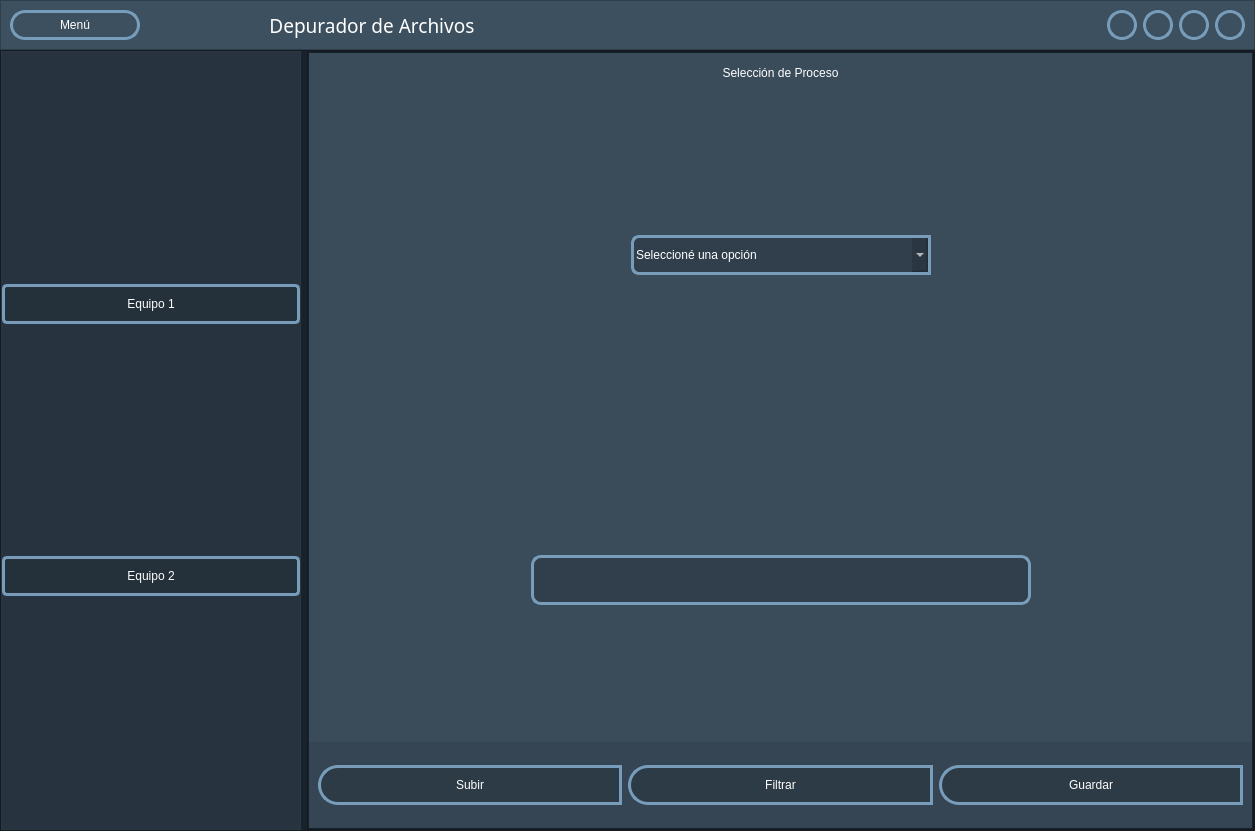
Above: PythonApplication1/interfaz2.ui from dario-1/interfaz2 before the change. Below: the same form after it.
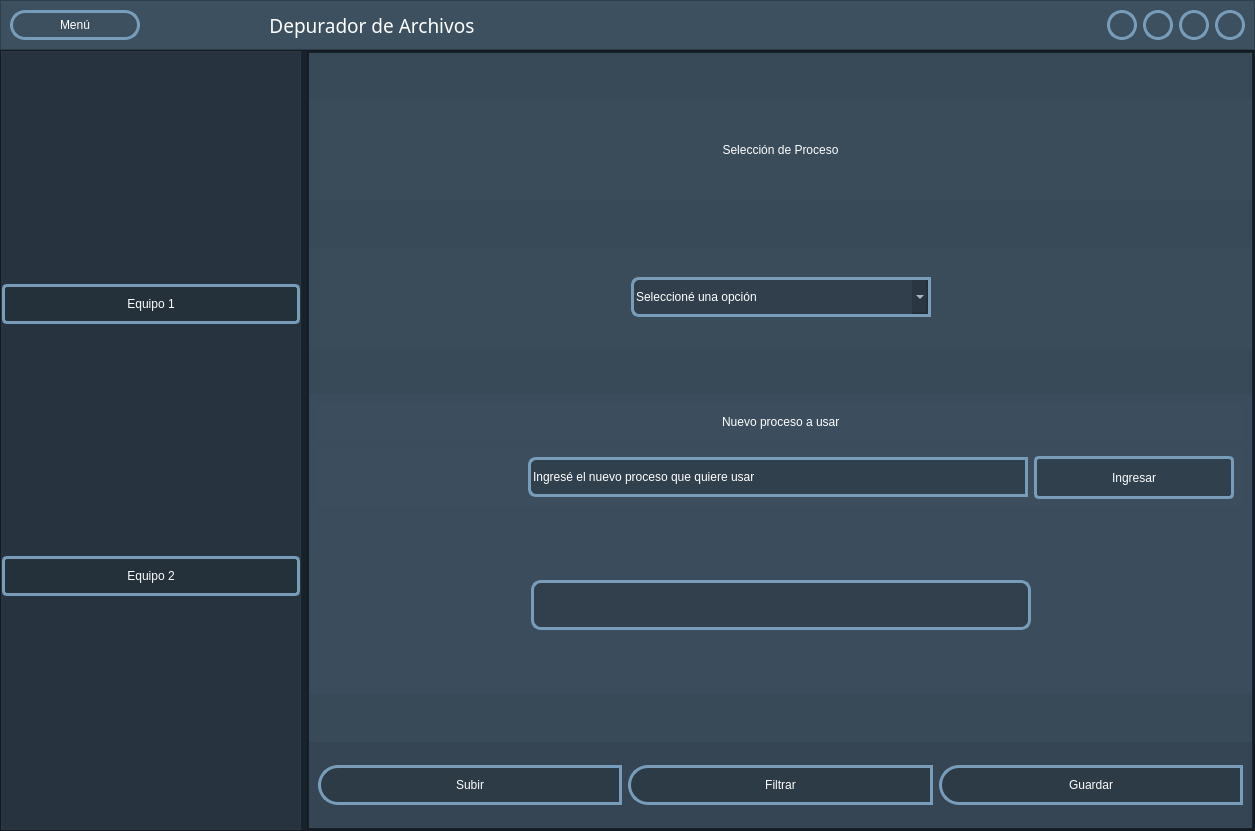
That is the form after the change. The open tabs and pages were chosen to show the change. Icons and pictures are not drawn.

```diff
--- a/PythonApplication1/interfaz2.ui
+++ b/PythonApplication1/interfaz2.ui
@@ -1396,10 +1396,16 @@
                     </property>
                     <item>
                      <widget class="QLabel" name="label_5">
+                      <property name="minimumSize">
+                       <size>
+                        <width>0</width>
+                        <height>100</height>
+                       </size>
+                      </property>
                       <property name="maximumSize">
                        <size>
                         <width>16777215</width>
-                        <height>40</height>
+                        <height>100</height>
                        </size>
                       </property>
                       <property name="styleSheet">
@@ -1416,6 +1422,18 @@
                     </item>
                     <item>
                      <widget class="QWidget" name="widget_12" native="true">
+                      <property name="minimumSize">
+                       <size>
+                        <width>0</width>
+                        <height>100</height>
+                       </size>
+                      </property>
+                      <property name="maximumSize">
+                       <size>
+                        <width>16777215</width>
+                        <height>100</height>
+                       </size>
+                      </property>
                       <layout class="QHBoxLayout" name="horizontalLayout_9">
                        <property name="spacing">
                         <number>0</number>
@@ -1433,13 +1451,13 @@
                         <number>0</number>
                        </property>
                        <item>
-                        <spacer name="horizontalSpacer_10">
+                        <spacer name="horizontalSpacer_18">
                          <property name="orientation">
                           <enum>Qt::Horizontal</enum>
                          </property>
                          <property name="sizeHint" stdset="0">
                           <size>
-                           <width>40</width>
+                           <width>263</width>
                            <height>20</height>
                           </size>
                          </property>
@@ -1507,36 +1525,268 @@
                     </item>
                     <item>
                      <widget class="QWidget" name="widget_13" native="true">
-                      <layout class="QHBoxLayout" name="horizontalLayout_10">
+                      <property name="maximumSize">
+                       <size>
+                        <width>16777215</width>
+                        <height>300</height>
+                       </size>
+                      </property>
+                      <layout class="QVBoxLayout" name="verticalLayout_11" stretch="0,5">
+                       <property name="spacing">
+                        <number>0</number>
+                       </property>
+                       <property name="leftMargin">
+                        <number>0</number>
+                       </property>
+                       <property name="topMargin">
+                        <number>0</number>
+                       </property>
+                       <property name="rightMargin">
+                        <number>0</number>
+                       </property>
+                       <property name="bottomMargin">
+                        <number>0</number>
+                       </property>
                        <item>
-                        <spacer name="horizontalSpacer_12">
-                         <property name="orientation">
-                          <enum>Qt::Horizontal</enum>
+                        <widget class="QWidget" name="newproces" native="true">
+                         <property name="styleSheet">
+                          <string notr="true">QFrame{	
+	
+	
+	
+	background-color: rgba(61, 80, 95,100);
+	
+}
+QPushButton{
+padding:10px;
+border-radius:5px;	
+font:87 10pt &quot;Arial &quot;;
+background-color:rgba(33, 43, 51,100);
+border:3px solid rgb(120,157,186);
+
+color:rgb(253, 253, 253);
+
+}
+QPushButton:hover{
+
+background-color:rgb(120, 157, 186);}</string>
                          </property>
-                         <property name="sizeHint" stdset="0">
-                          <size>
-                           <width>11</width>
-                           <height>20</height>
-                          </size>
-                         </property>
-                        </spacer>
+                         <layout class="QVBoxLayout" name="verticalLayout_13">
+                          <item>
+                           <widget class="QWidget" name="widget_17" native="true">
+                            <property name="minimumSize">
+                             <size>
+                              <width>0</width>
+                              <height>0</height>
+                             </size>
+                            </property>
+                            <property name="maximumSize">
+                             <size>
+                              <width>16777215</width>
+                              <height>60</height>
+                             </size>
+                            </property>
+                            <layout class="QHBoxLayout" name="horizontalLayout_17">
+                             <item>
+                              <spacer name="horizontalSpacer_21">
+                               <property name="orientation">
+                                <enum>Qt::Horizontal</enum>
+                               </property>
+                               <property name="sizeHint" stdset="0">
+                                <size>
+                                 <width>327</width>
+                                 <height>20</height>
+                                </size>
+                               </property>
+                              </spacer>
+                             </item>
+                             <item>
+                              <widget class="QLabel" name="label_11">
+                               <property name="styleSheet">
+                                <string notr="true">font:87 14pt &quot;Arial &quot;;
+color:rgb(255, 255, 255);</string>
+                               </property>
+                               <property name="text">
+                                <string>Nuevo proceso a usar</string>
+                               </property>
+                              </widget>
+                             </item>
+                             <item>
+                              <spacer name="horizontalSpacer_22">
+                               <property name="orientation">
+                                <enum>Qt::Horizontal</enum>
+                               </property>
+                               <property name="sizeHint" stdset="0">
+                                <size>
+                                 <width>326</width>
+                                 <height>20</height>
+                                </size>
+                               </property>
+                              </spacer>
+                             </item>
+                            </layout>
+                           </widget>
+                          </item>
+                          <item>
+                           <widget class="QWidget" name="widget_16" native="true">
+                            <property name="minimumSize">
+                             <size>
+                              <width>0</width>
+                              <height>0</height>
+                             </size>
+                            </property>
+                            <property name="maximumSize">
+                             <size>
+                              <width>16777215</width>
+                              <height>60</height>
+                             </size>
+                            </property>
+                            <layout class="QHBoxLayout" name="horizontalLayout_10">
+                             <item>
+                              <spacer name="horizontalSpacer_19">
+                               <property name="orientation">
+                                <enum>Qt::Horizontal</enum>
+                               </property>
+                               <property name="sizeHint" stdset="0">
+                                <size>
+                                 <width>400</width>
+                                 <height>20</height>
+                                </size>
+                               </property>
+                              </spacer>
+                             </item>
+                             <item>
+                              <widget class="QLineEdit" name="dato1">
+                               <property name="minimumSize">
+                                <size>
+                                 <width>500</width>
+                                 <height>0</height>
+                                </size>
+                               </property>
+                               <property name="maximumSize">
+                                <size>
+                                 <width>500</width>
+                                 <height>40</height>
+                                </size>
+                               </property>
+                               <property name="styleSheet">
+                                <string notr="true">	background-color:rgba(33, 43, 51,100);
+font: 87 12pt &quot;Arial &quot;;
+border-top-left-radius:8px;
+border-bottom-left-radius:8px;
+color: rgb(255, 255, 255);
+border:3px solid rgb(120,157,186);</string>
+                               </property>
+                               <property name="text">
+                                <string>Ingresé el nuevo proceso que quiere usar </string>
+                               </property>
+                              </widget>
+                             </item>
+                             <item>
+                              <spacer name="horizontalSpacer_20">
+                               <property name="orientation">
+                                <enum>Qt::Horizontal</enum>
+                               </property>
+                               <property name="sizeHint" stdset="0">
+                                <size>
+                                 <width>40</width>
+                                 <height>20</height>
+                                </size>
+                               </property>
+                              </spacer>
+                             </item>
+                             <item>
+                              <widget class="QPushButton" name="bt_ingresar">
+                               <property name="minimumSize">
+                                <size>
+                                 <width>200</width>
+                                 <height>43</height>
+                                </size>
+                               </property>
+                               <property name="maximumSize">
+                                <size>
+                                 <width>200</width>
+                                 <height>43</height>
+                                </size>
+                               </property>
+                               <property name="text">
+                                <string>Ingresar</string>
+                               </property>
+                               <property name="icon">
+                                <iconset>
+                                 <normaloff>icons/corner-left-up.svg</normaloff>icons/corner-left-up.svg</iconset>
+                               </property>
+                               <property name="iconSize">
+                                <size>
+                                 <width>25</width>
+                                 <height>25</height>
+                                </size>
+                               </property>
+                              </widget>
+                             </item>
+                             <item>
+                              <spacer name="horizontalSpacer_12">
+                               <property name="orientation">
+                                <enum>Qt::Horizontal</enum>
+                               </property>
+                               <property name="sizeHint" stdset="0">
+                                <size>
+                                 <width>29</width>
+                                 <height>35</height>
+                                </size>
+                               </property>
+                              </spacer>
+                             </item>
+                            </layout>
+                           </widget>
+                          </item>
+                         </layout>
+                        </widget>
                        </item>
                        <item>
-                        <widget class="QLabel" name="label_6">
+                        <widget class="QWidget" name="widget_15" native="true">
                          <property name="minimumSize">
                           <size>
-                           <width>500</width>
-                           <height>50</height>
+                           <width>0</width>
+                           <height>0</height>
                           </size>
                          </property>
                          <property name="maximumSize">
                           <size>
-                           <width>500</width>
-                           <height>50</height>
+                           <width>16777215</width>
+                           <height>200</height>
                           </size>
                          </property>
-                         <property name="styleSheet">
-                          <string notr="true">font: 87 12pt &quot;Arial Black&quot;;
+                         <layout class="QHBoxLayout" name="horizontalLayout_16">
+                          <item>
+                           <spacer name="horizontalSpacer_13">
+                            <property name="orientation">
+                             <enum>Qt::Horizontal</enum>
+                            </property>
+                            <property name="sizeHint" stdset="0">
+                             <size>
+                              <width>211</width>
+                              <height>138</height>
+                             </size>
+                            </property>
+                           </spacer>
+                          </item>
+                          <item>
+                           <widget class="QLabel" name="label_6">
+                            <property name="minimumSize">
+                             <size>
+                              <width>500</width>
+                              <height>50</height>
+                             </size>
+                            </property>
+                            <property name="maximumSize">
+                             <size>
+                              <width>500</width>
+                              <height>50</height>
+                             </size>
+                            </property>
+                            <property name="styleSheet">
+                             <string notr="true">font: 87 12pt &quot;Arial Black&quot;;
 	background-color:rgba(33, 43, 51,100);
 color: rgb(255, 255, 255);
 border-top-left-radius:10px;
@@ -1544,28 +1794,31 @@
 border-top-right-radius:10px;
 border-bottom-right-radius:10px;
 border:3px solid rgb(120,157,186);</string>
-                         </property>
-                         <property name="text">
-                          <string/>
-                         </property>
-                         <property name="alignment">
-                          <set>Qt::AlignCenter</set>
-                         </property>
+                            </property>
+                            <property name="text">
+                             <string/>
+                            </property>
+                            <property name="alignment">
+                             <set>Qt::AlignCenter</set>
+                            </property>
+                           </widget>
+                          </item>
+                          <item>
+                           <spacer name="horizontalSpacer_10">
+                            <property name="orientation">
+                             <enum>Qt::Horizontal</enum>
+                            </property>
+                            <property name="sizeHint" stdset="0">
+                             <size>
+                              <width>189</width>
+                              <height>138</height>
+                             </size>
+                            </property>
+                           </spacer>
+                          </item>
+                         </layout>
                         </widget>
                        </item>
-                       <item>
-                        <spacer name="horizontalSpacer_13">
-                         <property name="orientation">
-                          <enum>Qt::Horizontal</enum>
-                         </property>
-                         <property name="sizeHint" stdset="0">
-                          <size>
-                           <width>12</width>
-                           <height>20</height>
-                          </size>
-                         </property>
-                        </spacer>
-                       </item>
                       </layout>
                      </widget>
                     </item>
```
Left out of the diff: 6 changed lines with no effect on the pictures.
